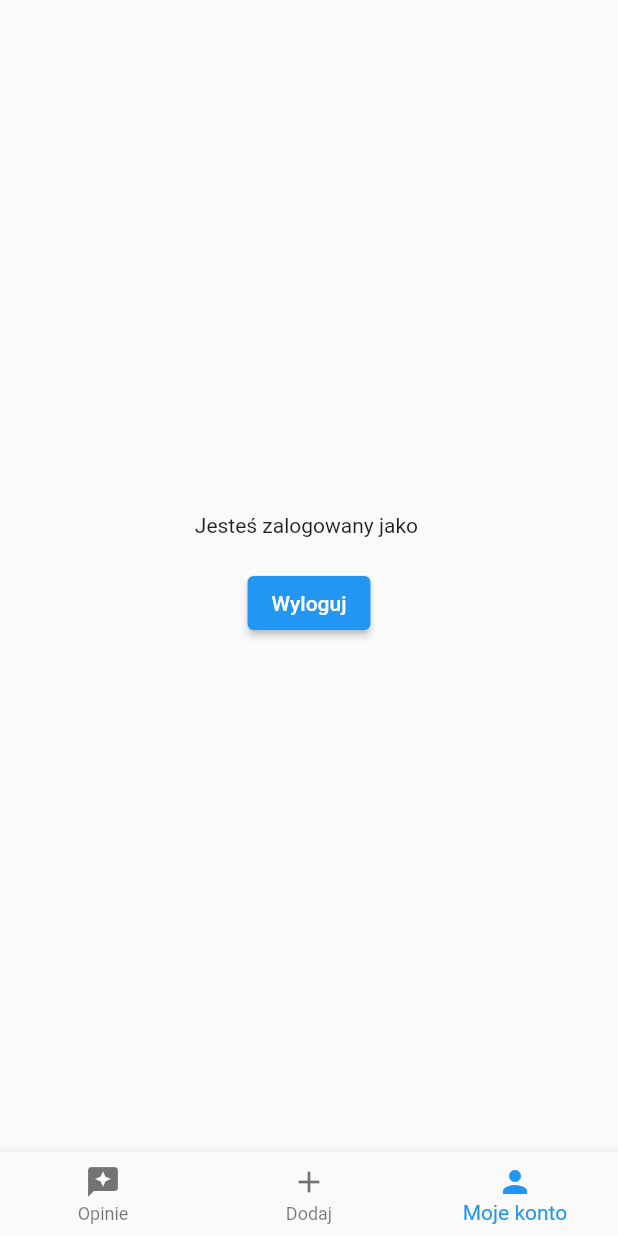
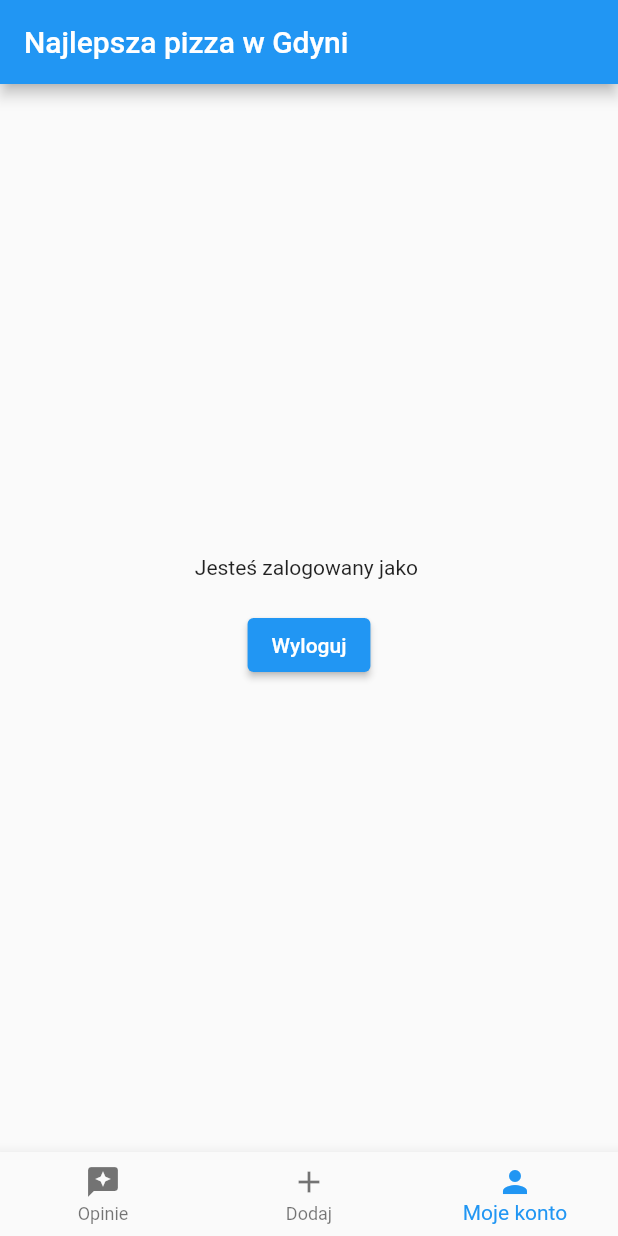
Before and after one commit to Joann1990/najlepsza_pizza_w_gdyni, a Flutter app: the screen it shows once a user with an empty profile is signed in, item 3 of the bottom bar chosen, after a tap on "Wyloguj", on a phone screen of 412 x 824 dp. Run offline on Flutter 3.47's test engine with Material 2 defaults, Android fonts, the light colour scheme and no system bars; our stand-ins replace cloud_firestore, firebase_auth, firebase_core; accounts and stored records are empty.

Commit message:
Add folders in home_page

```diff
--- a/lib/app/home/home_page.dart
+++ b/lib/app/home/home_page.dart
@@ -1,5 +1,8 @@
 import 'package:firebase_auth/firebase_auth.dart';
 import 'package:flutter/material.dart';
+import 'package:najlepsza_pizza_w_gdyni/app/home/add_opinion/add_opinion_page_content.dart';
+import 'package:najlepsza_pizza_w_gdyni/app/home/my_account/my_account_page_content.dart';
+import 'package:najlepsza_pizza_w_gdyni/app/home/restaurants/restaurants_page_content.dart';
 
 class HomePage extends StatefulWidget {
   const HomePage({
@@ -18,33 +21,18 @@ class _HomePageState extends State<HomePage> {
   @override
   Widget build(BuildContext context) {
     return Scaffold(
+      appBar: AppBar(
+        title: const Text('Najlepsza pizza w Gdyni'),
+      ),
       body: Builder(builder: (context) {
         if (currentIndex == 0) {
-          return const Center(
-            child: Text('Jeden'),
-          );
+          return const RestaurantsPageContent();
         }
         if (currentIndex == 1) {
-          return const Center(
-            child: Text('Dwa'),
-          );
+          return const AddOpinionPageContent();
         }
 
-        return Center(
-          child: Column(
-            mainAxisAlignment: MainAxisAlignment.center,
-            children: [
-              Text('Jesteś zalogowany jako ${widget.user.email}'),
-              const SizedBox(height: 20),
-              ElevatedButton(
-                onPressed: () {
-                  FirebaseAuth.instance.signOut();
-                },
-                child: const Text('Wyloguj'),
-              ),
-            ],
-          ),
-        );
+        return MyAccountPageContent(email: widget.user.email);
       }),
       bottomNavigationBar: BottomNavigationBar(
         currentIndex: currentIndex,
--- a/pubspec.yaml
+++ b/pubspec.yaml
@@ -36,6 +36,7 @@ dependencies:
   cupertino_icons: ^1.0.2
   firebase_core: ^1.10.2
   firebase_auth: ^3.3.0
+  cloud_firestore: ^3.1.4
 
 dev_dependencies:
   flutter_test:
```
Also changed, not shown: pubspec.lock, 1 other file.
